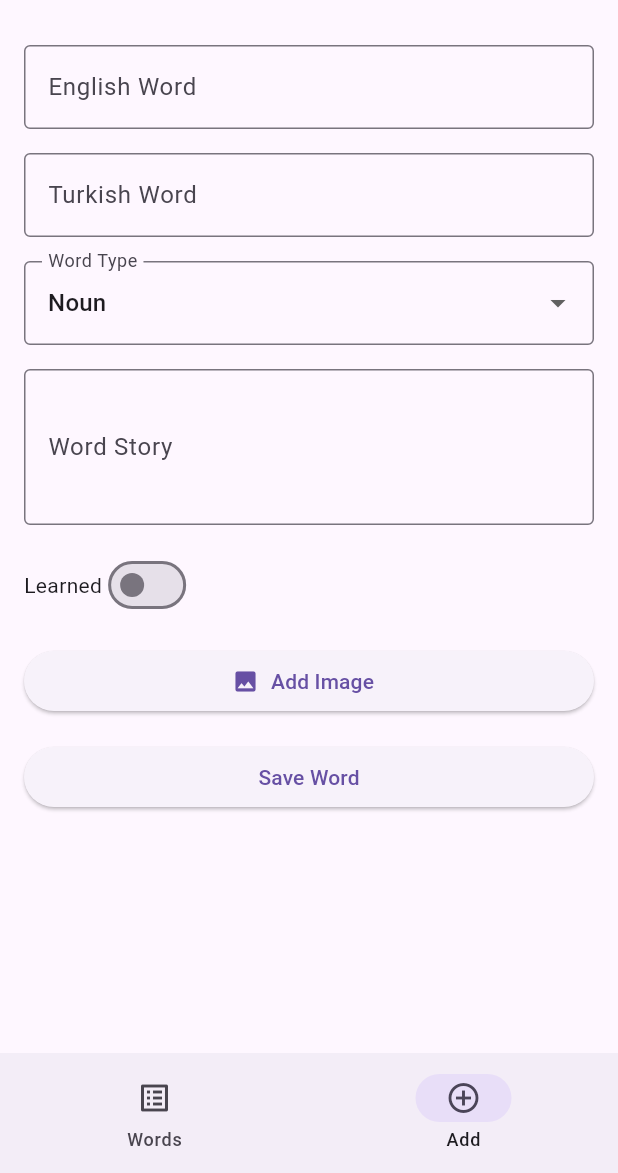
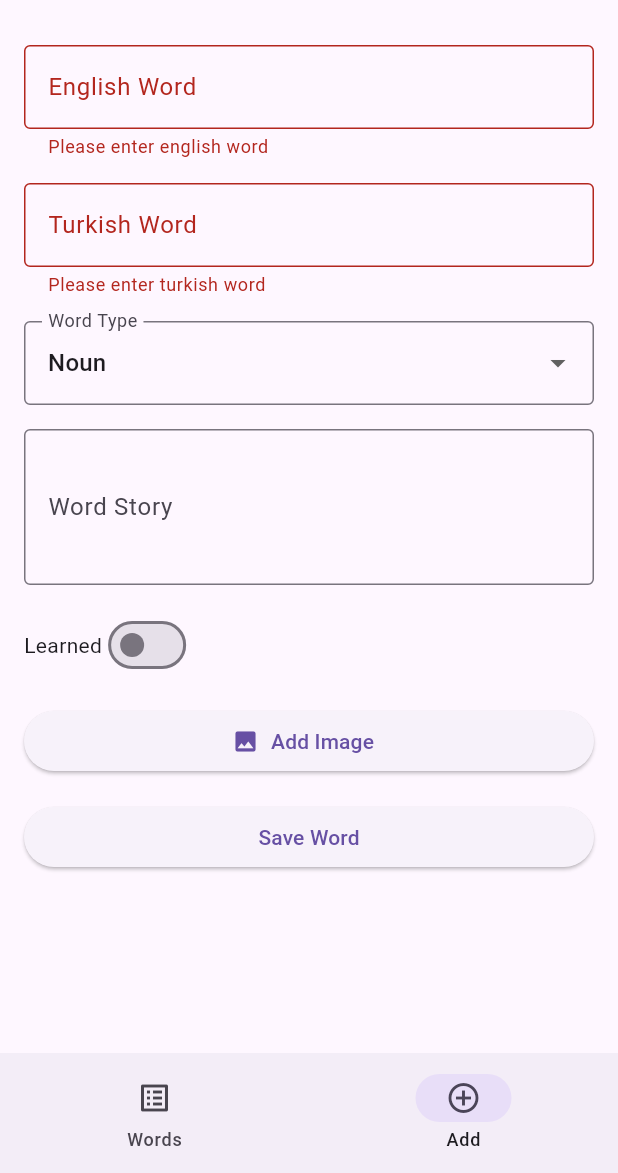
Before and after one commit to Yildirim-AliD/vocabulary-memo-flutter, a Flutter app: the screen it shows after launch, item 2 of the bottom bar chosen, after a tap on "Save Word", on a phone screen of 412 x 824 dp, the part 63-1236 px from its top. Run offline on Flutter 3.47's test engine with Material 3 defaults, Android fonts, the phone set to English and light mode, and no system bars; our stand-ins replace image_picker, isar; accounts and stored records are empty; generated files the repository leaves out were written again.

Commit message:
feat: implement word saving functionality with form validation and image support
- Added form validation for English and Turkish word fields
- Implemented saveWord method using WordService
- Enabled saving word story, type, and optional image to database
- Added onSave callback to notify parent after saving

```diff
--- a/vocabulary_memo_flutter/lib/main.dart
+++ b/vocabulary_memo_flutter/lib/main.dart
@@ -33,7 +33,20 @@ class MainPage extends StatefulWidget {
 
 class _MainPageState extends State<MainPage> {
   List<Widget> getScreens() {
-    return [WordList(wordService: widget.wordService), AddWordScreen()];
+    return [
+      WordList(wordService: widget.wordService),
+      AddWordScreen(
+        wordService: widget.wordService,
+        onSave: () {
+          ScaffoldMessenger.of(
+            context,
+          ).showSnackBar(SnackBar(content: Text("Word Saved")));
+          setState(() {
+            _selectedScreen = 0;
+          });
+        },
+      ),
+    ];
   }
 
   int _selectedScreen = 0;
--- a/vocabulary_memo_flutter/lib/screens/add_word_screen.dart
+++ b/vocabulary_memo_flutter/lib/screens/add_word_screen.dart
@@ -2,9 +2,17 @@ import 'dart:io';
 
 import 'package:flutter/material.dart';
 import 'package:image_picker/image_picker.dart';
+import 'package:vocabulary_memo_flutter/models/word.dart';
+import 'package:vocabulary_memo_flutter/services/word_service.dart';
 
 class AddWordScreen extends StatefulWidget {
-  const AddWordScreen({super.key});
+  final WordService wordService;
+  final VoidCallback onSave;
+  const AddWordScreen({
+    super.key,
+    required this.wordService,
+    required this.onSave,
+  });
 
   @override
   State<AddWordScreen> createState() => _AddWordScreenState();
@@ -37,12 +45,31 @@ class _AddWordScreenState extends State<AddWordScreen> {
     super.dispose();
   }
 
-  void _saveWord() {}
+  Future<void> _saveWord() async {
+    if (_formKey.currentState!.validate()) {
+      var _englishWord = _englishController.text;
+      var _turkishWord = _turkishController.text;
+      var _story = _storyController.text;
+      await widget.wordService.saveWord(
+        Word(
+          englishWord: _englishWord,
+          turkishWord: _turkishWord,
+          wordType: _selectedWordType,
+          story: _story,
+          imageBytes:
+              _imageFile != null ? await _imageFile!.readAsBytes() : null,
+        ),
+      );
+      widget.onSave();
+    }
+  }
 
   Future<void> _selectedImage() async {
     final image = await _picker.pickImage(source: ImageSource.gallery);
     if (image != null) {
-      _imageFile = File(image.path);
+      setState(() {
+        _imageFile = File(image.path);
+      });
     }
   }
 
@@ -51,9 +78,16 @@ class _AddWordScreenState extends State<AddWordScreen> {
     return Padding(
       padding: EdgeInsets.all(16),
       child: Form(
+        key: _formKey,
         child: ListView(
           children: [
             TextFormField(
+              validator: (value) {
+                if (value == null || value.isEmpty) {
+                  return "Please enter english word";
+                }
+                return null;
+              },
               controller: _englishController,
               decoration: InputDecoration(
                 labelText: "English Word",
@@ -62,6 +96,12 @@ class _AddWordScreenState extends State<AddWordScreen> {
             ),
             SizedBox(height: 16),
             TextFormField(
+              validator: (value) {
+                if (value == null || value.isEmpty) {
+                  return "Please enter turkish word";
+                }
+                return null;
+              },
               controller: _turkishController,
               decoration: InputDecoration(
                 labelText: "Turkish Word",
--- a/vocabulary_memo_flutter/lib/screens/word_list_screen.dart
+++ b/vocabulary_memo_flutter/lib/screens/word_list_screen.dart
@@ -1,4 +1,5 @@
 import 'package:flutter/material.dart';
+import 'package:flutter/services.dart';
 import 'package:vocabulary_memo_flutter/models/word.dart';
 import 'package:vocabulary_memo_flutter/services/word_service.dart';
 
@@ -74,6 +75,7 @@ class _WordListState extends State<WordList> {
   _buildListView(List<Word>? data) {
     _words = data!;
     return ListView.builder(
+      reverse: true,
       itemBuilder: (context, index) {
         var currentWord = _words[index];
         return Padding(
@@ -124,6 +126,13 @@ class _WordListState extends State<WordList> {
                         ],
                       ),
                     ),
+                  if (currentWord.imageBytes != null)
+                    Image.memory(
+                      Uint8List.fromList(currentWord.imageBytes!),
+                      height: 120,
+                      width: double.infinity,
+                      fit: BoxFit.cover,
+                    ),
                 ],
               ),
             ),
```
